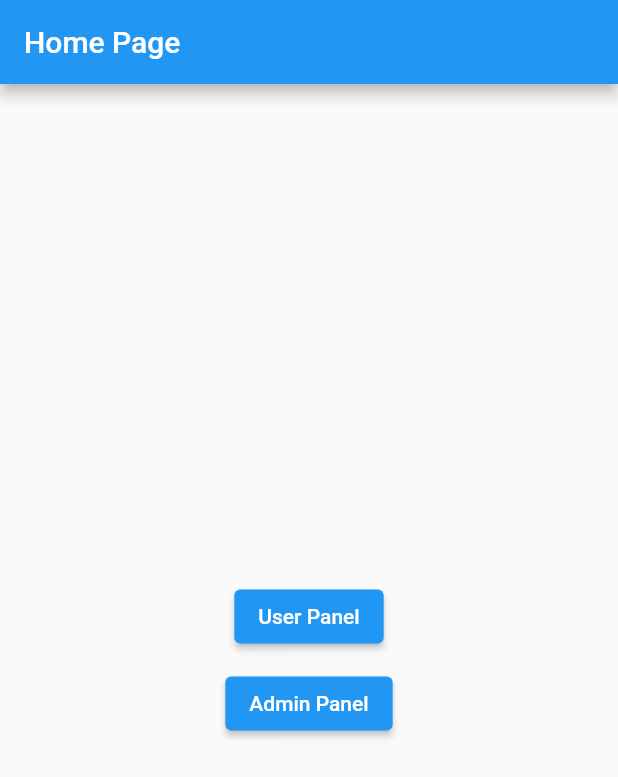
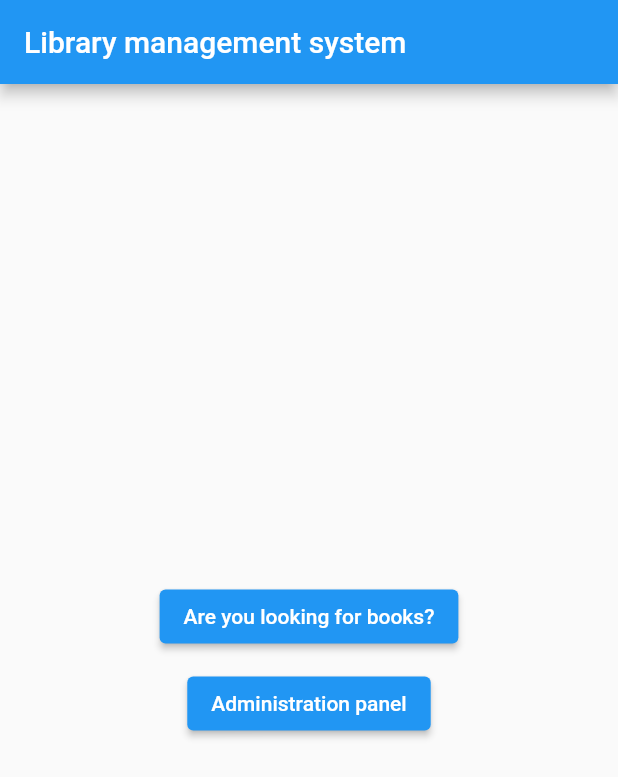
Before and after one commit to muradhossin/library_management, a Flutter app: the screen it shows after launch, on a phone screen of 412 x 824 dp. Shown: the top 777 px of the screen. Run offline on Flutter 3.47's test engine with Material 2 defaults, Android fonts, the phone set to English and light mode, and no system bars; our stand-ins replace carousel_slider, date_format, dropdown_button2, flutter_rating_bar, image_picker, shared_preferences and 1 more; accounts and stored records are empty.

Commit message:
home, user & admin text

```diff
--- a/lib/pages/admin/admin_login_page.dart
+++ b/lib/pages/admin/admin_login_page.dart
@@ -28,7 +28,7 @@ class _AdminLoginPageState extends State<AdminLoginPage> {
   Widget build(BuildContext context) {
     return Scaffold(
       appBar: AppBar(
-        title: const Text('Admin Login Page'),
+        title: const Text('Admin Login'),
       ),
       body: Center(
         child: Form(
--- a/lib/pages/home_page.dart
+++ b/lib/pages/home_page.dart
@@ -13,7 +13,7 @@ class HomePage extends StatelessWidget {
     DbHelper.open();
     return Scaffold(
       appBar: AppBar(
-        title: const Text('Home Page'),
+        title: const Text('Library management system'),
       ),
       body: Center(
         child: Column(
@@ -23,16 +23,18 @@ class HomePage extends StatelessWidget {
               onPressed: (){
                 Navigator.pushNamed(context, UserLoginPage.routeName);
               },
-              child: const Text('User Panel'),
+              child: const Text('Are you looking for books?'),
             ),
             const SizedBox(height: 10,),
             ElevatedButton(
               onPressed: (){
                 Navigator.pushNamed(context, AdminLoginPage.routeName);
               },
-              child: const Text('Admin Panel'),
+              child: const Text('Administration panel'),
             ),
+
           ],
+
         ),
       ),
     );
--- a/lib/pages/user/user_login_page.dart
+++ b/lib/pages/user/user_login_page.dart
@@ -26,7 +26,7 @@ class _UserLoginPageState extends State<UserLoginPage> {
   Widget build(BuildContext context) {
     return Scaffold(
       appBar: AppBar(
-        title: const Text('User Login Page'),
+        title: const Text('User Login'),
       ),
       body: Center(
         child: Form(
--- a/lib/pages/user/user_signup.dart
+++ b/lib/pages/user/user_signup.dart
@@ -32,7 +32,7 @@ class _UserSignupState extends State<UserSignup> {
   Widget build(BuildContext context) {
     return Scaffold(
       appBar: AppBar(
-        title: const Text('Create new account'),
+        title: const Text('User Sign Up'),
       ),
       body: SingleChildScrollView(
         child: Form(
```
